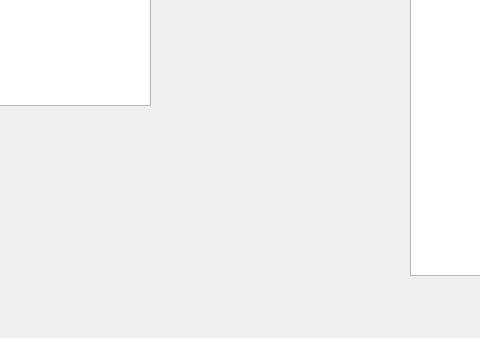
Above: Aplication/mainwindow.ui from erickTornero/Camera-Calibration before the change; both pictures show x 440 to 920 and y 502 to 840 of the 1356 by 840 pixel window. Below: the same form after it.
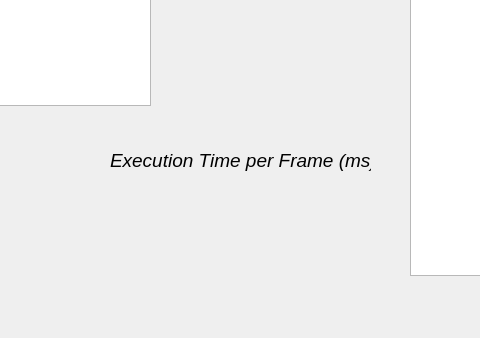
That is the form after the change.

Diff of the .ui file:
```diff
--- a/Aplication/mainwindow.ui
+++ b/Aplication/mainwindow.ui
@@ -149,6 +149,44 @@
      <string>Integer</string>
     </property>
    </widget>
+   <widget class="QLabel" name="labelTime">
+    <property name="geometry">
+     <rect>
+      <x>590</x>
+      <y>660</y>
+      <width>171</width>
+      <height>91</height>
+     </rect>
+    </property>
+    <property name="font">
+     <font>
+      <pointsize>20</pointsize>
+      <italic>true</italic>
+     </font>
+    </property>
+    <property name="text">
+     <string/>
+    </property>
+   </widget>
+   <widget class="QLabel" name="label_5">
+    <property name="geometry">
+     <rect>
+      <x>550</x>
+      <y>620</y>
+      <width>261</width>
+      <height>51</height>
+     </rect>
+    </property>
+    <property name="font">
+     <font>
+      <pointsize>14</pointsize>
+      <italic>true</italic>
+     </font>
+    </property>
+    <property name="text">
+     <string>Execution Time per Frame (ms)</string>
+    </property>
+   </widget>
   </widget>
   <widget class="QMenuBar" name="menuBar">
    <property name="geometry">
```
